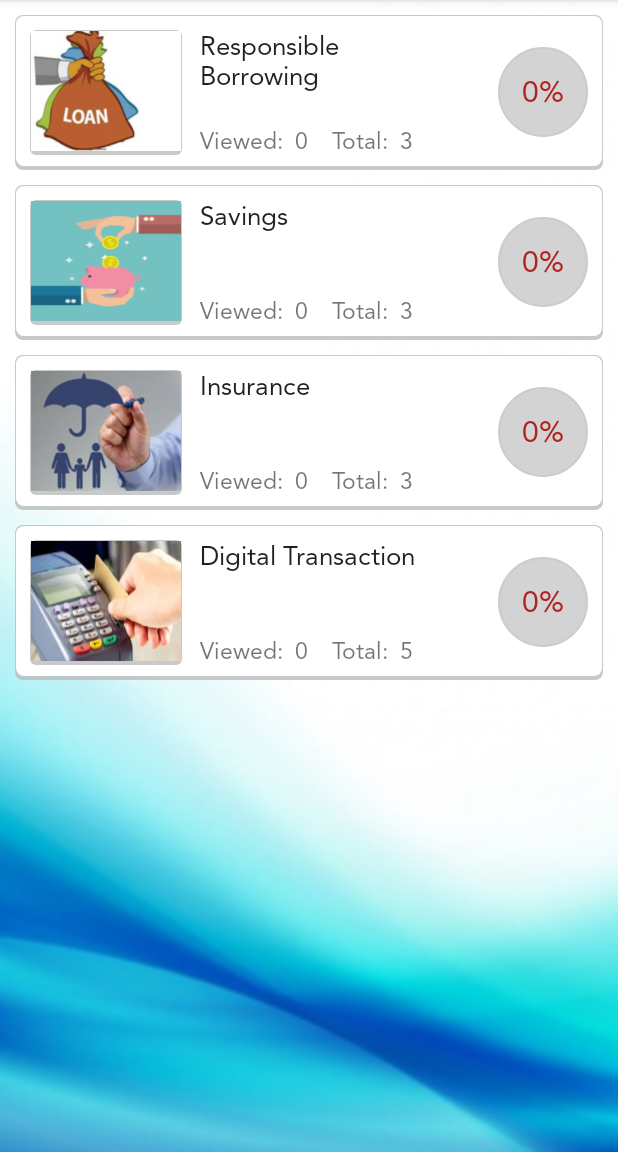
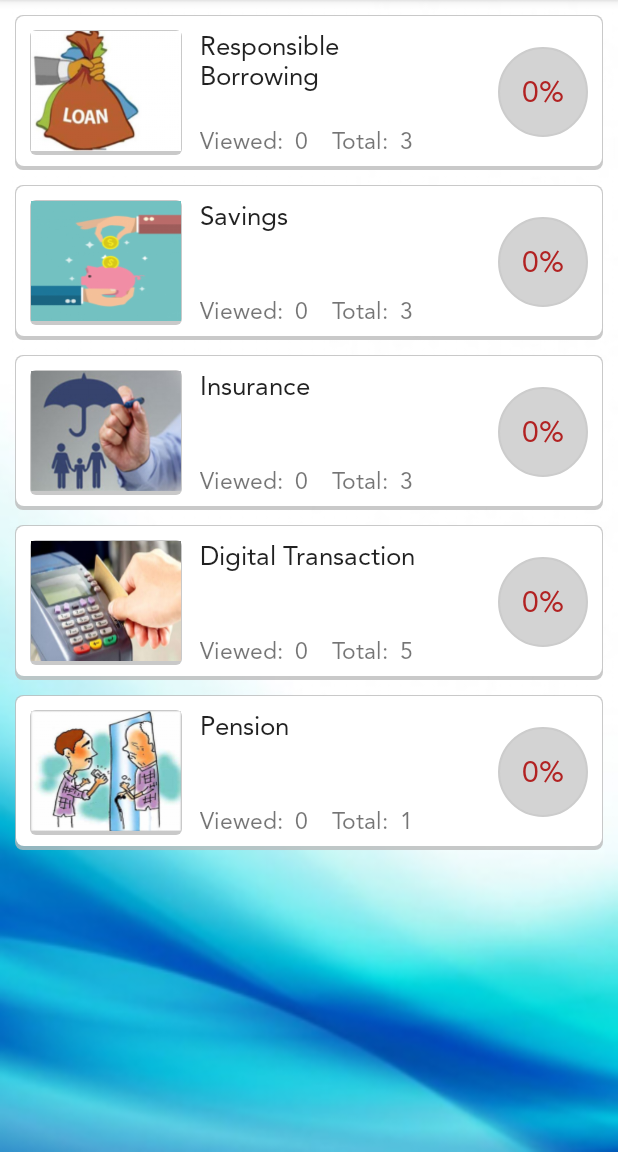
Before and after one commit to raaviranjan/samavit, an Android app: the ModuleCompulsory screen opened directly, with no data from a screen before it, on a phone screen of 412 x 824 dp, the part 84-1236 px from its top. Run offline under Robolectric (Android 15) with nearby library versions, the light colour scheme and no system bars; 4 statements that could not run were skipped.

Commit message:
pension module re-placed

```diff
--- a/app/src/main/java/com/example/ravi/mfi/ModuleCompulsory.java
+++ b/app/src/main/java/com/example/ravi/mfi/ModuleCompulsory.java
@@ -22,9 +22,9 @@ import java.util.Locale;
 public class ModuleCompulsory extends AppCompatActivity {
 
 
-    RelativeLayout comp_rlModule1, comp_rlModule2, comp_rlModule3, comp_rlModule4;
-    TextView comp_tvViewsModule1, comp_tvViewsModule2, comp_tvViewsModule3, comp_tvViewsModule4;
-    TextView comp_tvPer1, comp_tvPer2, comp_tvPer3, comp_tvPer4;
+    RelativeLayout comp_rlModule1, comp_rlModule2, comp_rlModule3, comp_rlModule4,des_rlModule2;
+    TextView comp_tvViewsModule1, comp_tvViewsModule2, comp_tvViewsModule3, comp_tvViewsModule4,desi_tvViewsModule2;
+    TextView comp_tvPer1, comp_tvPer2, comp_tvPer3, comp_tvPer4, desi_tvPer2;
     String gName,gId,clicked,groupNameAndID,lang;
     SharedPreferences preferences;
     LinearLayout llGrpNameAndId;
@@ -73,16 +73,19 @@ public class ModuleCompulsory extends AppCompatActivity {
         comp_tvViewsModule2 = findViewById(R.id.comp_tvViewsModule2);
         comp_tvViewsModule3 = findViewById(R.id.comp_tvViewsModule3);
         comp_tvViewsModule4 = findViewById(R.id.comp_tvViewsModule4);
+        desi_tvViewsModule2 = findViewById(R.id.desi_tvViewsModule2);
 
         comp_tvPer1 = findViewById(R.id.comp_tvPer1);
         comp_tvPer2 = findViewById(R.id.comp_tvPer2);
         comp_tvPer3 = findViewById(R.id.comp_tvPer3);
         comp_tvPer4 = findViewById(R.id.comp_tvPer4);
+        desi_tvPer2 = findViewById(R.id.desi_tvPer2);
 
         comp_rlModule1 = findViewById(R.id.comp_rlModule1);
         comp_rlModule2 = findViewById(R.id.comp_rlModule2);
         comp_rlModule3 = findViewById(R.id.comp_rlModule3);
         comp_rlModule4 = findViewById(R.id.comp_rlModule4);
+        des_rlModule2 = findViewById(R.id.des_rlModule2);
 
         //percentage calculation
         percentageCalculation(viewed);
@@ -109,6 +112,13 @@ public class ModuleCompulsory extends AppCompatActivity {
         comp_rlModule4.setOnClickListener(new View.OnClickListener() {
             @Override
             public void onClick(View v) { openingSubmodule("Digital Transaction");
+
+            }
+        });
+        des_rlModule2.setOnClickListener(new View.OnClickListener() {
+            @Override
+            public void onClick(View v) {
+                openingSubmodule("Pension");
 
             }
         });
@@ -167,6 +177,7 @@ public class ModuleCompulsory extends AppCompatActivity {
                 module2Percentage(3, 6, 0, 3);
                 module3Percentage(6, 9, 0, 3);
                 module4Percentage(9, 14, 0, 5);
+                module5Percentage(17, 18, 0, 1);
                 break;
             //percentage calculation for hindi language
             case "hi":
@@ -174,6 +185,7 @@ public class ModuleCompulsory extends AppCompatActivity {
                 module2Percentage(3, 5, 1, 2);
                 module3Percentage(5, 8, 1, 3);
                 module4Percentage(8, 15, 1, 7);
+                module5Percentage(17, 18, 1, 1);
                 break;
             //percentage calculation for gujarati language
             case "gu":
@@ -181,6 +193,7 @@ public class ModuleCompulsory extends AppCompatActivity {
                 module2Percentage(3, 5, 2, 2);
                 module3Percentage(5, 8, 2, 3);
                 module4Percentage(8, 16, 2, 8);
+                module5Percentage(19, 20, 2, 1);
                 break;
             //percentage calculation for marathi language
             case "mr":
@@ -188,6 +201,7 @@ public class ModuleCompulsory extends AppCompatActivity {
                 module2Percentage(3, 5, 3, 2);
                 module3Percentage(5, 8, 3, 3);
                 module4Percentage(8, 15, 3, 7);
+                module5Percentage(18, 19, 3, 1);
                 break;
             //percentage calculation for tamil language
             case "ta":
@@ -195,6 +209,7 @@ public class ModuleCompulsory extends AppCompatActivity {
                 module2Percentage(3, 5, 4, 2);
                 module3Percentage(5, 8, 4, 3);
                 module4Percentage(8, 15, 4, 7);
+                module5Percentage(18, 19, 4, 1);
                 break;
             //percentage calculation for kannada language
             case "kn":
@@ -202,6 +217,7 @@ public class ModuleCompulsory extends AppCompatActivity {
                 module2Percentage(3, 5, 5, 2);
                 module3Percentage(5, 8, 5, 3);
                 module4Percentage(8, 15, 5, 7);
+                module5Percentage(18, 19, 5, 1);
                 break;
             //percentage calculation for oriya language
             case "or":
@@ -209,6 +225,7 @@ public class ModuleCompulsory extends AppCompatActivity {
                 module2Percentage(3, 5, 6, 2);
                 module3Percentage(5, 8, 6, 3);
                 module4Percentage(8, 15, 6, 7);
+                module5Percentage(18, 19, 6, 1);
                 break;
         }
 
@@ -274,6 +291,21 @@ public class ModuleCompulsory extends AppCompatActivity {
         else
             comp_tvPer4.setTextColor(getResources().getColor(R.color.red));
     }
+    public void module5Percentage(int loopStart, int loopEnd,int whichLang,int noOfVideos){
+        cnt1 = 0;
+        for (i = loopStart; i < loopEnd; i++) {
+            if (viewed[whichLang][i] == 1)
+                cnt1++;
+        }
+        pert1 = (cnt1 * 100) / noOfVideos;
+        desi_tvViewsModule2.setText(getResources().getString(R.string.viewed) + "  " + cnt1
+                + "    " + getResources().getString(R.string.total) + "  " + String.valueOf(noOfVideos));
+        desi_tvPer2.setText(pert1 + "%");
+        if (pert1 >= 50)
+            desi_tvPer2.setTextColor(getResources().getColor(R.color.green));
+        else
+            desi_tvPer2.setTextColor(getResources().getColor(R.color.red));
+    }
 
     public void openingSubmodule(String moduleName){
 
--- a/app/src/main/java/com/example/ravi/mfi/SubModule2Adapter.java
+++ b/app/src/main/java/com/example/ravi/mfi/SubModule2Adapter.java
@@ -93,7 +93,10 @@ public class SubModule2Adapter extends RecyclerView.Adapter<SubModule2Adapter.My
 
         viewed = getFromPref(preferenceString);
 
-
+        //this switch case is for percentage modification
+        //viewed[whichLang][offset+position]
+        //for example: if the second video of first module of compulsory section of english language is viewed
+        //then we will set viewed[0][0+1]=1 as whichlang is 0 for english. offset is 0 for firstmodule of compulsory and position is 1 for second video
         switch (language) {
             case "en":
                 whichLang = 0;
--- a/app/src/main/res/layout/module_compulsory.xml
+++ b/app/src/main/res/layout/module_compulsory.xml
@@ -245,5 +245,55 @@
                 android:id="@+id/comp_tvPer4"/>
         </RelativeLayout>
 
+        <!--pension-->
+        <RelativeLayout
+            android:layout_width="match_parent"
+            android:layout_height="wrap_content"
+            android:background="@drawable/module_border"
+            android:clickable="true"
+            android:layout_marginBottom="10dp"
+            android:id="@+id/des_rlModule2">
+
+            <ImageView
+                android:id="@+id/des_ivModule2"
+                android:layout_width="wrap_content"
+                android:layout_height="wrap_content"
+                android:src="@drawable/module_icon5" />
+
+            <TextView
+                android:id="@+id/des_tvModule2"
+                android:layout_width="150dp"
+                android:layout_height="wrap_content"
+                android:layout_alignParentTop="true"
+                android:layout_marginLeft="12dp"
+                android:layout_marginStart="12dp"
+                android:layout_toEndOf="@+id/des_ivModule2"
+                android:layout_toRightOf="@+id/des_ivModule2"
+                android:text="@string/pension"
+                android:textAppearance="@style/TextAppearance.AppCompat.Light.Widget.PopupMenu.Large"
+                android:textSize="17sp" />
+
+            <TextView
+                android:id="@+id/desi_tvViewsModule2"
+                android:layout_width="wrap_content"
+                android:layout_height="wrap_content"
+                android:layout_alignLeft="@+id/des_tvModule2"
+                android:layout_alignParentBottom="true"
+                android:layout_alignStart="@+id/des_tvModule2"
+                android:layout_marginBottom="2dp"
+                android:text="@string/initial_viewed2"
+                android:textSize="15sp" />
+            <TextView
+                android:layout_width="wrap_content"
+                android:layout_height="wrap_content"
+                android:layout_alignParentEnd="true"
+                android:layout_alignParentRight="true"
+                android:layout_centerVertical="true"
+                android:background="@drawable/border_percentage"
+                android:text="0%"
+                android:textSize="20sp"
+                android:gravity="center"
+                android:id="@+id/desi_tvPer2"/>
+        </RelativeLayout>
     </LinearLayout>
 </ScrollView>
```
Also changed, not shown: app/src/main/java/com/example/ravi/mfi/ModuleDesirable.java (+10 -35 lines), app/src/main/java/com/example/ravi/mfi/SubModule2.java (+30 -30 lines), app/src/main/res/layout/module_desirable.xml (+0 -51 lines), 1 other file.
